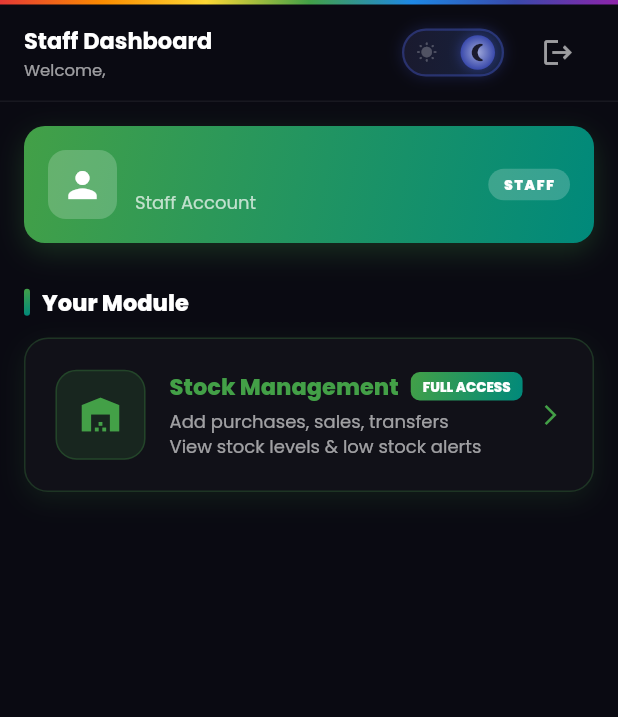
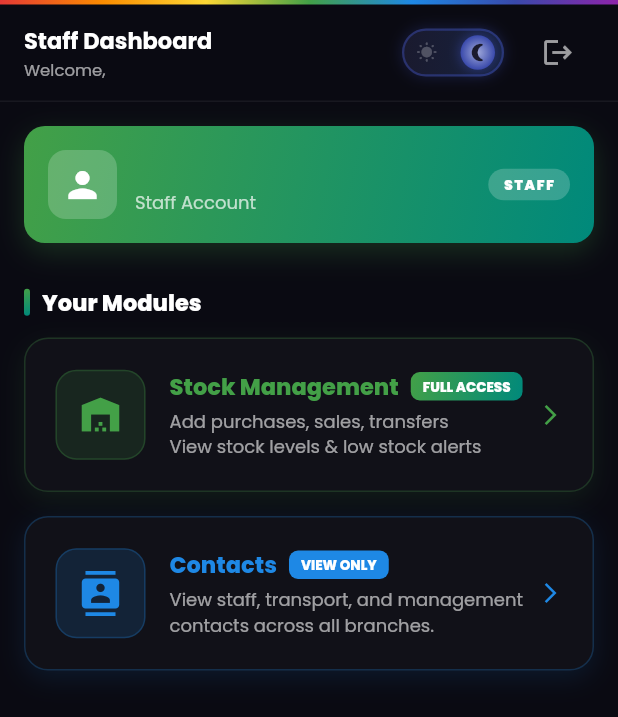
Before and after one commit to Vectarc/Sreeram_Inventory, a Flutter app: the UserDashboard screen opened directly with empty values, on a phone screen of 412 x 824 dp. Shown: the top 717 px of the screen. Run offline on Flutter 3.47's test engine with Material 3 defaults, Android fonts, the phone set to English and light mode, and no system bars; our stand-ins replace google_fonts, image_picker, shared_preferences; accounts and stored records are empty; network calls fail.

Commit message:
feat: add contacts viewer to user dashboard

```diff
--- a/lib/screens/user_dashboard.dart
+++ b/lib/screens/user_dashboard.dart
@@ -7,6 +7,7 @@ import '../widgets/theme_toggle.dart';
 import '../services/api_service.dart';
 import 'stock_page.dart';
 import 'login_page.dart';
+import 'public_contacts_page.dart';
 
 class UserDashboard extends StatelessWidget {
   final String username;
@@ -190,7 +191,7 @@ class UserDashboard extends StatelessWidget {
                   ),
                 ),
                 const SizedBox(width: 8),
-                Text('Your Module',
+                Text('Your Modules',
                     style: GoogleFonts.poppins(
                         fontSize: 15,
                         fontWeight: FontWeight.w800,
@@ -277,6 +278,85 @@ class UserDashboard extends StatelessWidget {
                 ),
               ),
             ),
+            const SizedBox(height: 16),
+            // Contacts tile
+            GestureDetector(
+              onTap: () => Navigator.push(context,
+                  MaterialPageRoute(builder: (_) => const PublicContactsPage())),
+              child: Container(
+                width: double.infinity,
+                padding: const EdgeInsets.all(20),
+                decoration: BoxDecoration(
+                  color: AppColors.card(isDark),
+                  borderRadius: BorderRadius.circular(16),
+                  border: Border.all(
+                      color: AppColors.blue.withOpacity(isDark ? 0.25 : 0.3)),
+                  boxShadow: [
+                    BoxShadow(
+                      color: AppColors.blue.withOpacity(isDark ? 0.12 : 0.10),
+                      blurRadius: 14,
+                      offset: const Offset(0, 5),
+                    ),
+                  ],
+                ),
+                child: Row(
+                  children: [
+                    Container(
+                      padding: const EdgeInsets.all(14),
+                      decoration: BoxDecoration(
+                        color: AppColors.blue.withOpacity(isDark ? 0.15 : 0.1),
+                        borderRadius: BorderRadius.circular(14),
+                        border: Border.all(
+                            color: AppColors.blue.withOpacity(isDark ? 0.25 : 0.3)),
+                      ),
+                      child: const Icon(Icons.contacts, color: AppColors.blue, size: 30),
+                    ),
+                    const SizedBox(width: 16),
+                    Expanded(
+                      child: Column(
+                        crossAxisAlignment: CrossAxisAlignment.start,
+                        children: [
+                          Row(
+                            children: [
+                              Text('Contacts',
+                                  style: GoogleFonts.poppins(
+                                      fontSize: 15,
+                                      fontWeight: FontWeight.w800,
+                                      color: isDark
+                                          ? AppColors.blue
+                                          : AppColors.blue)),
+                              const SizedBox(width: 8),
+                              Container(
+                                padding: const EdgeInsets.symmetric(horizontal: 8, vertical: 3),
+                                decoration: BoxDecoration(
+                                  color: AppColors.blue,
+                                  borderRadius: BorderRadius.circular(6),
+                                ),
+                                child: Text('VIEW ONLY',
+                                    style: GoogleFonts.poppins(
+                                        fontSize: 9,
+                                        color: Colors.white,
+                                        fontWeight: FontWeight.w800)),
+                              ),
+                            ],
+                          ),
+                          const SizedBox(height: 4),
+                          Text(
+                            'View staff, transport, and management contacts across all branches.',
+                            style: GoogleFonts.poppins(
+                                fontSize: 12,
+                                color: AppColors.textSecondary(isDark),
+                                height: 1.4),
+                          ),
+                        ],
+                      ),
+                    ),
+                    const Icon(Icons.arrow_forward_ios,
+                        color: AppColors.blue, size: 16),
+                  ],
+                ),
+              ),
+            ),
           ],
         ),
       ),
```
Also changed, not shown: assets/logo.png.
